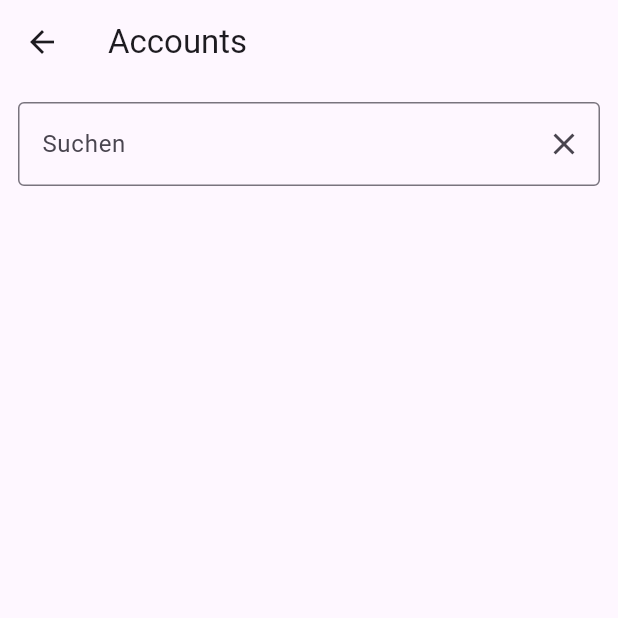
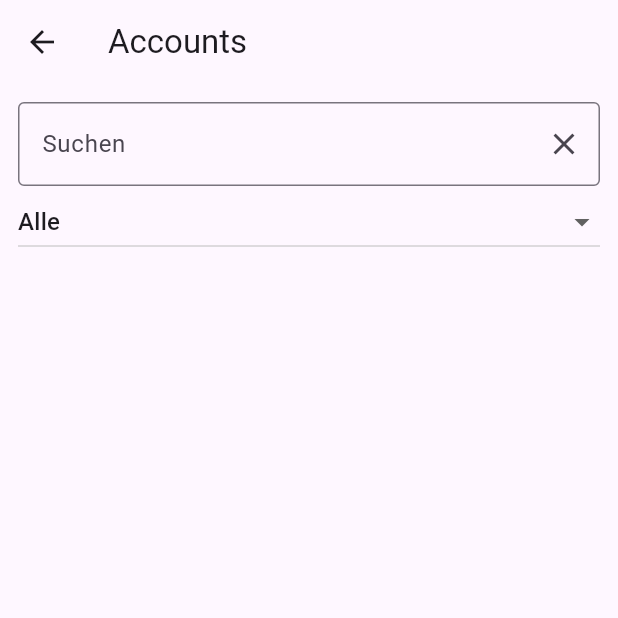
Before and after one commit to Avazz225/bluBlock, a Flutter app: the ListPage screen opened directly, on a phone screen of 412 x 824 dp, the top half of it. Run offline on Flutter 3.47's test engine with Material 3 defaults, Android fonts, the phone set to English and light mode, and no system bars; our stand-ins replace sqflite; missing offline and left inert: flutter_inappwebview; accounts and stored records are empty; statements that could not run were skipped.

Commit message:
refined list import, added filters

```diff
--- a/blu_block/lib/classes/account.dart
+++ b/blu_block/lib/classes/account.dart
@@ -12,11 +12,12 @@ class Account{
   final int categoryId;
   bool ignored;
   bool blocked;
+  bool attempt;
   final DatabaseHelper _db = DatabaseHelper();
   final Url _url = Url();
   final BlockProgress progressTracker = BlockProgress();
 
-  Account(this.accountId, this.accountName, this.platformId, this.categoryId, this.blocked, this.ignored);
+  Account(this.accountId, this.accountName, this.platformId, this.categoryId, this.blocked, this.ignored, this.attempt);
 
 
   Future<bool> block() async {
@@ -25,9 +26,9 @@ class Account{
       _updateBlockState();
       progressTracker.updateBlockedCount(1);
     } else {
+      await _db.updateDB('account', {'block_attempt': 1}, 'account_id = ? AND account_name = ? AND platform_id = ? AND category_id = ?', [accountId, accountName, platformId, categoryId]);
       progressTracker.updateMissedCount(1);
     }
-    await _db.updateDB('account', {'block_attempt': 1}, 'account_id = ? AND account_name = ? AND platform_id = ? AND category_id = ?', [accountId, accountName, platformId, categoryId]);
     return blockResult;
   }
 
--- a/blu_block/lib/classes/account_overview.dart
+++ b/blu_block/lib/classes/account_overview.dart
@@ -10,6 +10,7 @@ class AccountOverview extends ChangeNotifier{
   final Map _platforms = {};
   final Map _categories = {};
   final DatabaseHelper _db = DatabaseHelper();
+  int filter = 0;
 
   factory AccountOverview() {
     return _instance;
@@ -23,9 +24,9 @@ class AccountOverview extends ChangeNotifier{
   _initValues() async {
     _accounts = [];
     int maxBlockLevel = (await _db.readDB('configuration', ['block_level'], '1 = ?', [1], 'block_level ASC', 1))[0]['block_level'];
-    List accountNames = await _db.readDB('account', ['account_id', 'account_name', 'blocked', 'ignored', 'category_id', 'platform_id'], 'category_id  <= ?', [maxBlockLevel], 'category_id ASC, account_name ASC', 1000000);
+    List accountNames = await _db.readDB('account', ['account_id', 'account_name', 'blocked', 'ignored', 'category_id', 'platform_id', 'block_attempt'], 'category_id  <= ?', [maxBlockLevel], 'category_id ASC, account_name ASC', 1000000);
     for (final account in accountNames){
-      _accounts.add(Account(account['account_id'], account['account_name'], account['platform_id'], account['category_id'], account['blocked'] == 1, account['ignored'] == 1));
+      _accounts.add(Account(account['account_id'], account['account_name'], account['platform_id'], account['category_id'], account['blocked'] == 1, account['ignored'] == 1, account['block_attempt'] == 1));
     }
 
     List rawPlatforms = await _db.readDB('platform', ['platform_id', 'platform_name'], '1 = ?', [1], 'platform_id ASC', 100);
@@ -39,10 +40,37 @@ class AccountOverview extends ChangeNotifier{
     }
   }
 
+  setFilter(int value){
+    filter = value;
+  }
+
   getAccountList(){
     List<Map> result = [];
     for (final acc in _accounts){
-      result.add({"account": acc, "platform":_platforms[acc.platformId], "category":_categories[acc.categoryId]});
+      if (filter == 0){
+        //all accounts
+        result.add({"account": acc, "platform":_platforms[acc.platformId], "category":_categories[acc.categoryId]});
+      } else if (filter == 1){
+        //only not processed accounts
+        if (!acc.blocked && !acc.attempt && !acc.ignored){
+          result.add({"account": acc, "platform":_platforms[acc.platformId], "category":_categories[acc.categoryId]});
+        }
+      } else if (filter == 2){
+        //only successful accounts
+        if (acc.blocked && !acc.attempt && !acc.ignored){
+          result.add({"account": acc, "platform":_platforms[acc.platformId], "category":_categories[acc.categoryId]});
+        }
+      } else if (filter == 3){
+        //only ignored accounts
+        if (acc.ignored){
+          result.add({"account": acc, "platform":_platforms[acc.platformId], "category":_categories[acc.categoryId]});
+        }
+      } else if (filter == 4){
+        //only failed accounts
+        if (!acc.blocked && acc.attempt && !acc.ignored){
+          result.add({"account": acc, "platform":_platforms[acc.platformId], "category":_categories[acc.categoryId]});
+        }
+      }
     }
     return result;
   }
--- a/blu_block/lib/classes/block_executor.dart
+++ b/blu_block/lib/classes/block_executor.dart
@@ -104,7 +104,7 @@ class BlockExecutor extends ChangeNotifier{
       if (loginStates[i]){
         List accounts = await _db.readDB('account', ['account_id', 'account_name', 'blocked', 'ignored', 'category_id', 'platform_id'], 'category_id  <= ? AND blocked=0 AND block_attempt=0 AND platform_id = ? AND ignored=0', [maxBlockLevel, i+1], 'category_id ASC, RANDOM()', _batchSize);
         for (final account in accounts){
-          _accounts.add(Account(account['account_id'], account['account_name'], account['platform_id'], account['category_id'], account['blocked'] == 1, account['ignored'] == 1));
+          _accounts.add(Account(account['account_id'], account['account_name'], account['platform_id'], account['category_id'], account['blocked'] == 1, account['ignored'] == 1, false));
         }
       }
     }
--- a/blu_block/lib/classes/settings.dart
+++ b/blu_block/lib/classes/settings.dart
@@ -1,4 +1,3 @@
-import 'package:BluBlock/classes/block_progress.dart';
 import 'package:BluBlock/classes/database.dart';
 import 'package:flutter/cupertino.dart';
 
--- a/blu_block/lib/ui/pages/list_page.dart
+++ b/blu_block/lib/ui/pages/list_page.dart
@@ -13,7 +13,8 @@ class ListPage extends StatefulWidget  {
 class _ListPageState extends State<ListPage> {
   TextEditingController _searchController = TextEditingController();
   List _filteredAccounts = [];
-  final accounts = AccountOverview().getAccountList();
+  late var accounts = AccountOverview().getAccountList();
+  int _selectedFilter = 0;
 
   @override
   void initState() {
@@ -42,6 +43,16 @@ class _ListPageState extends State<ListPage> {
     super.dispose();
   }
 
+  void _onFilterChanged(int? value) {
+    setState(() {
+      _selectedFilter = value!;
+      _filterAccounts();
+    });
+
+    AccountOverview().setFilter(value!);
+    _filteredAccounts = AccountOverview().getAccountList();
+  }
+
   @override
   Widget build(BuildContext context) {
     return (
@@ -54,7 +65,9 @@ class _ListPageState extends State<ListPage> {
             children: [
               Padding(
                 padding: const EdgeInsets.all(12.0),
-                child:TextField(
+                child: Column(
+                  children: [
+                    TextField(
                       controller: _searchController,
                       decoration: InputDecoration(
                         labelText: 'Suchen',
@@ -64,8 +77,22 @@ class _ListPageState extends State<ListPage> {
                           onPressed: () {
                             _searchController.clear();
                           },
+                        )
                       ),
                     ),
+                    DropdownButton<int>(
+                      value: _selectedFilter,
+                      items: const [
+                        DropdownMenuItem(value: 0, child: Text("Alle")),
+                        DropdownMenuItem(value: 1, child: Text("Nicht blockiert")),
+                        DropdownMenuItem(value: 2, child: Text("Blockiert")),
+                        DropdownMenuItem(value: 3, child: Text("Ignoriert")),
+                        DropdownMenuItem(value: 4, child: Text("Gescheitert")),
+                      ],
+                      onChanged: _onFilterChanged,
+                      isExpanded: true,
+                    ),
+                  ]
                 ),
               ),
               for (Map account in _filteredAccounts) AccountDisplay(account: account, refresh: _filterAccounts)
@@ -85,11 +112,22 @@ class AccountDisplay extends StatelessWidget{
 
   @override
   Widget build(BuildContext context) {
+    Color border = Colors.greenAccent;
+    if (account['account'].blocked){
+      border = Colors.greenAccent;
+    } else if (account['account'].ignored) {
+      border = Colors.yellowAccent;
+    } else if (account['account'].attempt){
+      border = Colors.redAccent;
+    } else {
+      border = Colors.grey;
+    }
+
     return Container(
       margin: const EdgeInsets.symmetric(vertical: 4.0, horizontal: 12.0),
       padding: const EdgeInsets.symmetric(vertical: 8.0, horizontal: 12.0),
       decoration: BoxDecoration(
-        border: Border.all(color: (account['account'].blocked)? Colors.greenAccent: (account['account'].ignored)? Colors.yellowAccent : Colors.redAccent),
+        border: Border.all(color: border),
         borderRadius: const BorderRadius.all(Radius.circular(15))
       ),
       child: Column(
@@ -106,7 +144,7 @@ class AccountDisplay extends StatelessWidget{
             mainAxisAlignment: MainAxisAlignment.spaceBetween,
             children: [
               (account['account'].blocked)?const Text("") : CustomButton(text: (account['account'].ignored)?"Nicht mehr ignorieren": "Ignorieren", onClick: () {account['account'].toggleIgnored(); AccountOverview().initialize(); refresh();}),
-              Text("Blockiert: ${(account['account'].blocked)? "Ja": "Nein"}${(account['account'].ignored)?" (Ignoriert)":""}"),
+              Text("Blockiert: ${(account['account'].blocked)? "Ja": "Nein"}${(account['account'].ignored)?" (Ignoriert)":""}${(account['account'].attempt && !account['account'].ignored)?" (Gescheitert)":""}"),
             ]
           )
         ]
--- a/blu_block/lib/ui/pages/login_web_view.dart
+++ b/blu_block/lib/ui/pages/login_web_view.dart
@@ -1,6 +1,5 @@
 import 'package:flutter/material.dart';
 import 'package:flutter_inappwebview/flutter_inappwebview.dart';
-import 'package:provider/provider.dart';
 
 import '../../classes/automated_web_view.dart';
 import '../../classes/settings.dart';
--- a/blu_block/lib/ui/pages/settings_page.dart
+++ b/blu_block/lib/ui/pages/settings_page.dart
@@ -7,7 +7,6 @@ import 'package:BluBlock/ui/components/background.dart';
 import 'package:BluBlock/ui/components/button.dart';
 import 'package:BluBlock/ui/components/dropdown.dart';
 import 'package:BluBlock/ui/pages/login_web_view.dart';
-import 'package:BluBlock/ui/components/time_picker.dart';
 import 'package:flutter/material.dart';
 import 'package:intl/intl.dart';
 import 'package:provider/provider.dart';
```
Also changed, not shown: blu_block/lib/classes/cdn_file_reader.dart (+7 -2 lines). Lines whose indentation alone changed are shown as unchanged.
